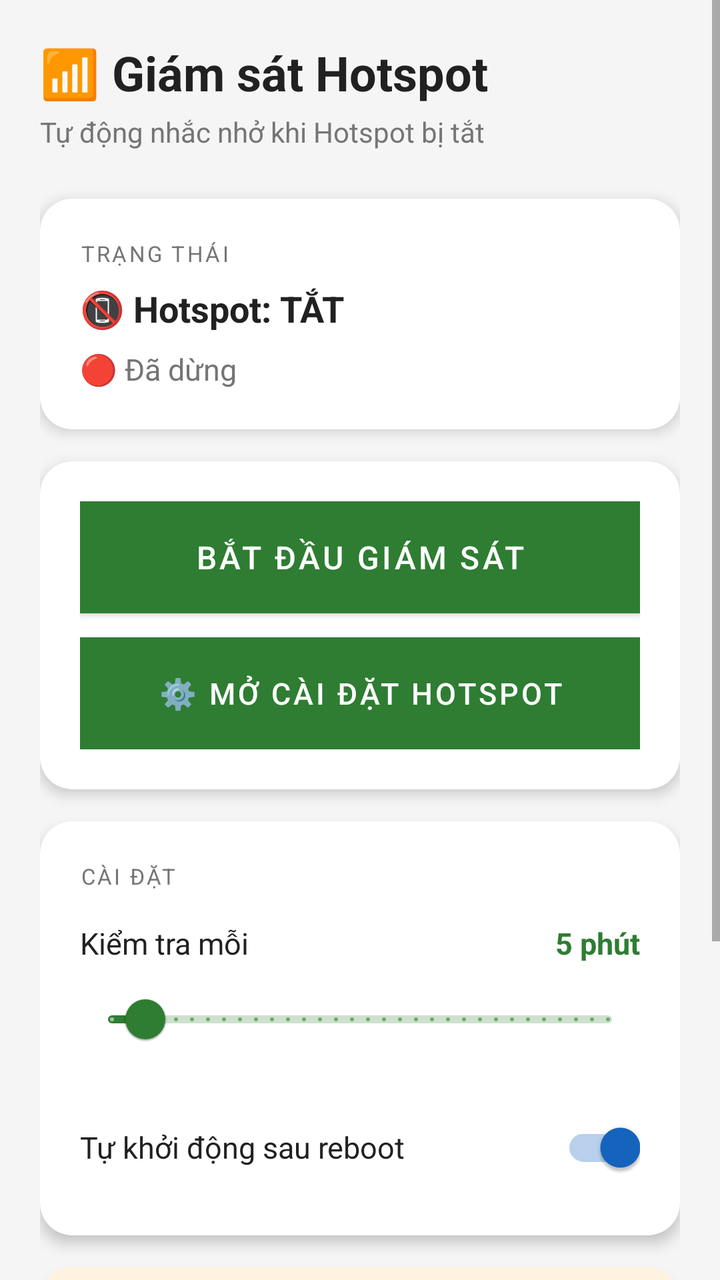
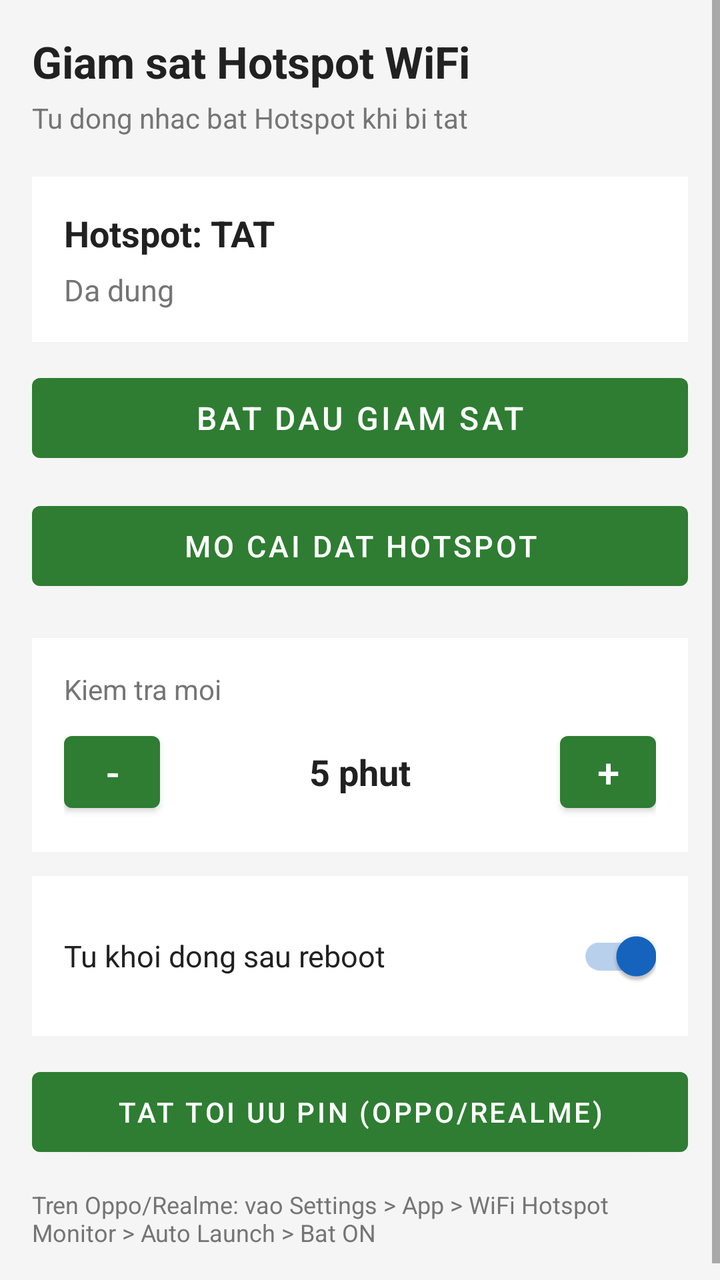

Compare the two renders of this Android layout. The source of the first and the diff that turns it into the second are given below.
<!-- AndroidManifest.xml: application theme Theme.WifiMonitor -->
<!-- res/layout/activity_main.xml -->
<?xml version="1.0" encoding="utf-8"?>
<ScrollView xmlns:android="http://schemas.android.com/apk/res/android"
    xmlns:app="http://schemas.android.com/apk/res-auto"
    android:layout_width="match_parent"
    android:layout_height="match_parent"
    android:background="@color/bgPrimary">

    <LinearLayout
        android:layout_width="match_parent"
        android:layout_height="wrap_content"
        android:orientation="vertical"
        android:padding="20dp">

        
        <TextView
            android:layout_width="match_parent"
            android:layout_height="wrap_content"
            android:text="📶 Giám sát Hotspot"
            android:textSize="24sp"
            android:textStyle="bold"
            android:textColor="@color/textPrimary"
            android:layout_marginBottom="4dp" />

        <TextView
            android:layout_width="match_parent"
            android:layout_height="wrap_content"
            android:text="Tự động nhắc nhở khi Hotspot bị tắt"
            android:textSize="14sp"
            android:textColor="@color/textSecondary"
            android:layout_marginBottom="24dp" />

        
        <androidx.cardview.widget.CardView
            android:layout_width="match_parent"
            android:layout_height="wrap_content"
            app:cardCornerRadius="16dp"
            app:cardElevation="4dp"
            app:cardBackgroundColor="@color/cardBg"
            android:layout_marginBottom="16dp">

            <LinearLayout
                android:layout_width="match_parent"
                android:layout_height="wrap_content"
                android:orientation="vertical"
                android:padding="20dp">

                <TextView
                    android:layout_width="wrap_content"
                    android:layout_height="wrap_content"
                    android:text="TRẠNG THÁI"
                    android:textSize="11sp"
                    android:textColor="@color/textSecondary"
                    android:letterSpacing="0.1"
                    android:layout_marginBottom="8dp" />

                <TextView
                    android:id="@+id/tvHotspotStatus"
                    android:layout_width="match_parent"
                    android:layout_height="wrap_content"
                    android:text="📵 Hotspot: TẮT"
                    android:textSize="18sp"
                    android:textStyle="bold"
                    android:textColor="@color/textPrimary"
                    android:layout_marginBottom="8dp" />

                <TextView
                    android:id="@+id/tvServiceStatus"
                    android:layout_width="match_parent"
                    android:layout_height="wrap_content"
                    android:text="🔴 Đã dừng"
                    android:textSize="15sp"
                    android:textColor="@color/textSecondary" />

            </LinearLayout>
        </androidx.cardview.widget.CardView>

        
        <androidx.cardview.widget.CardView
            android:layout_width="match_parent"
            android:layout_height="wrap_content"
            app:cardCornerRadius="16dp"
            app:cardElevation="4dp"
            app:cardBackgroundColor="@color/cardBg"
            android:layout_marginBottom="16dp">

            <LinearLayout
                android:layout_width="match_parent"
                android:layout_height="wrap_content"
                android:orientation="vertical"
                android:padding="20dp">

                <Button
                    android:id="@+id/btnToggleService"
                    android:layout_width="match_parent"
                    android:layout_height="56dp"
                    android:text="Bắt đầu giám sát"
                    android:textSize="16sp"
                    android:textColor="@android:color/white"
                    android:background="@color/colorStart"
                    android:layout_marginBottom="12dp" />

                <Button
                    android:id="@+id/btnOpenHotspotSettings"
                    android:layout_width="match_parent"
                    android:layout_height="56dp"
                    android:text="⚙️ Mở cài đặt Hotspot"
                    android:textSize="15sp"
                    android:background="@color/colorAccent"
                    android:textColor="@android:color/white" />

            </LinearLayout>
        </androidx.cardview.widget.CardView>

        
        <androidx.cardview.widget.CardView
            android:layout_width="match_parent"
            android:layout_height="wrap_content"
            app:cardCornerRadius="16dp"
            app:cardElevation="4dp"
            app:cardBackgroundColor="@color/cardBg"
            android:layout_marginBottom="16dp">

            <LinearLayout
                android:layout_width="match_parent"
                android:layout_height="wrap_content"
                android:orientation="vertical"
                android:padding="20dp">

                <TextView
                    android:layout_width="wrap_content"
                    android:layout_height="wrap_content"
                    android:text="CÀI ĐẶT"
                    android:textSize="11sp"
                    android:textColor="@color/textSecondary"
                    android:letterSpacing="0.1"
                    android:layout_marginBottom="16dp" />

                
                <LinearLayout
                    android:layout_width="match_parent"
                    android:layout_height="wrap_content"
                    android:orientation="horizontal"
                    android:layout_marginBottom="4dp">

                    <TextView
                        android:layout_width="0dp"
                        android:layout_height="wrap_content"
                        android:layout_weight="1"
                        android:text="Kiểm tra mỗi"
                        android:textSize="15sp"
                        android:textColor="@color/textPrimary" />

                    <TextView
                        android:id="@+id/tvIntervalValue"
                        android:layout_width="wrap_content"
                        android:layout_height="wrap_content"
                        android:text="5 phút"
                        android:textSize="15sp"
                        android:textStyle="bold"
                        android:textColor="@color/colorStart" />
                </LinearLayout>

                <com.google.android.material.slider.Slider
                    android:id="@+id/sliderInterval"
                    android:layout_width="match_parent"
                    android:layout_height="wrap_content"
                    android:valueFrom="1"
                    android:valueTo="60"
                    android:stepSize="1"
                    android:value="5"
                    app:labelBehavior="gone"
                    android:layout_marginBottom="16dp" />

                
                <LinearLayout
                    android:layout_width="match_parent"
                    android:layout_height="wrap_content"
                    android:orientation="horizontal"
                    android:gravity="center_vertical">

                    <TextView
                        android:layout_width="0dp"
                        android:layout_height="wrap_content"
                        android:layout_weight="1"
                        android:text="Tự khởi động sau reboot"
                        android:textSize="15sp"
                        android:textColor="@color/textPrimary" />

                    <androidx.appcompat.widget.SwitchCompat
                        android:id="@+id/switchAutoStart"
                        android:layout_width="wrap_content"
                        android:layout_height="wrap_content"
                        android:checked="true" />
                </LinearLayout>

            </LinearLayout>
        </androidx.cardview.widget.CardView>

        
        <androidx.cardview.widget.CardView
            android:layout_width="match_parent"
            android:layout_height="wrap_content"
            app:cardCornerRadius="16dp"
            app:cardElevation="4dp"
            app:cardBackgroundColor="@color/cardWarning"
            android:layout_marginBottom="16dp">

            <LinearLayout
                android:layout_width="match_parent"
                android:layout_height="wrap_content"
                android:orientation="vertical"
                android:padding="20dp">

                <TextView
                    android:layout_width="match_parent"
                    android:layout_height="wrap_content"
                    android:text="⚡ Oppo/Realme: Tối ưu pin"
                    android:textSize="15sp"
                    android:textStyle="bold"
                    android:textColor="@color/textPrimary"
                    android:layout_marginBottom="6dp" />

                <TextView
                    android:layout_width="match_parent"
                    android:layout_height="wrap_content"
                    android:text="Trên Oppo/Realme, ColorOS có thể kill app. Nhấn bên dưới để tắt tối ưu pin cho app này."
                    android:textSize="13sp"
                    android:textColor="@color/textSecondary"
                    android:layout_marginBottom="12dp" />

                <Button
                    android:id="@+id/btnBatteryOpt"
                    android:layout_width="match_parent"
                    android:layout_height="48dp"
                    android:text="Tắt tối ưu pin"
                    android:textSize="14sp"
                    android:background="@color/colorWarning"
                    android:textColor="@android:color/white" />

            </LinearLayout>
        </androidx.cardview.widget.CardView>

        
        <TextView
            android:layout_width="match_parent"
            android:layout_height="wrap_content"
            android:text="ℹ️ App chạy nền và kiểm tra Hotspot theo chu kỳ. Nếu Hotspot bị tắt, bạn sẽ nhận thông báo nhắc nhở."
            android:textSize="13sp"
            android:textColor="@color/textSecondary"
            android:layout_marginBottom="8dp" />

    </LinearLayout>
</ScrollView>
<!-- resources referenced by this layout -->
<resources>
  <color name="bgPrimary">#F5F5F5</color>
  <color name="cardBg">#FFFFFF</color>
  <color name="cardWarning">#FFF3E0</color>
  <color name="colorAccent">#1565C0</color>
  <color name="colorStart">#2E7D32</color>
  <color name="colorWarning">#E65100</color>
  <color name="textPrimary">#212121</color>
  <color name="textSecondary">#757575</color>
  <style name="Theme.WifiMonitor" parent="Theme.MaterialComponents.DayNight.NoActionBar">
          <item name="colorPrimary">@color/colorStart</item>
          <item name="colorPrimaryVariant">@color/colorStart</item>
          <item name="colorOnPrimary">@color/white</item>
          <item name="colorSecondary">@color/colorAccent</item>
          <item name="colorOnSecondary">@color/white</item>
          <item name="android:statusBarColor">@color/colorStart</item>
      </style>
  <color name="white">#FFFFFFFF</color>
</resources>

<!-- the commit's change to res/layout/activity_main.xml (unified diff, before → after) -->
@@ -1,252 +1,172 @@
 <?xml version="1.0" encoding="utf-8"?>
 <ScrollView xmlns:android="http://schemas.android.com/apk/res/android"
-    xmlns:app="http://schemas.android.com/apk/res-auto"
     android:layout_width="match_parent"
     android:layout_height="match_parent"
-    android:background="@color/bgPrimary">
+    android:background="#F5F5F5">
 
     <LinearLayout
         android:layout_width="match_parent"
         android:layout_height="wrap_content"
         android:orientation="vertical"
-        android:padding="20dp">
+        android:padding="16dp">
 
         
         <TextView
             android:layout_width="match_parent"
             android:layout_height="wrap_content"
-            android:text="📶 Giám sát Hotspot"
-            android:textSize="24sp"
+            android:text="Giam sat Hotspot WiFi"
+            android:textSize="22sp"
             android:textStyle="bold"
-            android:textColor="@color/textPrimary"
+            android:textColor="#212121"
             android:layout_marginBottom="4dp" />
 
         <TextView
             android:layout_width="match_parent"
             android:layout_height="wrap_content"
-            android:text="Tự động nhắc nhở khi Hotspot bị tắt"
+            android:text="Tu dong nhac bat Hotspot khi bi tat"
             android:textSize="14sp"
-            android:textColor="@color/textSecondary"
-            android:layout_marginBottom="24dp" />
+            android:textColor="#757575"
+            android:layout_marginBottom="20dp" />
 
         
-        <androidx.cardview.widget.CardView
+        <LinearLayout
             android:layout_width="match_parent"
             android:layout_height="wrap_content"
-            app:cardCornerRadius="16dp"
-            app:cardElevation="4dp"
-            app:cardBackgroundColor="@color/cardBg"
-            android:layout_marginBottom="16dp">
+            android:orientation="vertical"
+            android:background="#FFFFFF"
+            android:padding="16dp"
+            android:layout_marginBottom="12dp">
+
+            <TextView
+                android:id="@+id/tvHotspot"
+                android:layout_width="match_parent"
+                android:layout_height="wrap_content"
+                android:text="Hotspot: TAT"
+                android:textSize="18sp"
+                android:textStyle="bold"
+                android:textColor="#212121"
+                android:layout_marginBottom="6dp" />
+
+            <TextView
+                android:id="@+id/tvStatus"
+                android:layout_width="match_parent"
+                android:layout_height="wrap_content"
+                android:text="Da dung"
+                android:textSize="15sp"
+                android:textColor="#757575" />
+
+        </LinearLayout>
+
+        
+        <Button
+            android:id="@+id/btnToggle"
+            android:layout_width="match_parent"
+            android:layout_height="52dp"
+            android:text="Bat dau giam sat"
+            android:textSize="16sp"
+            android:layout_marginBottom="12dp" />
+
+        
+        <Button
+            android:id="@+id/btnSettings"
+            android:layout_width="match_parent"
+            android:layout_height="52dp"
+            android:text="Mo cai dat Hotspot"
+            android:textSize="15sp"
+            android:layout_marginBottom="20dp" />
+
+        
+        <LinearLayout
+            android:layout_width="match_parent"
+            android:layout_height="wrap_content"
+            android:orientation="vertical"
+            android:background="#FFFFFF"
+            android:padding="16dp"
+            android:layout_marginBottom="12dp">
+
+            <TextView
+                android:layout_width="match_parent"
+                android:layout_height="wrap_content"
+                android:text="Kiem tra moi"
+                android:textSize="14sp"
+                android:textColor="#757575"
+                android:layout_marginBottom="8dp" />
 
             <LinearLayout
                 android:layout_width="match_parent"
                 android:layout_height="wrap_content"
-                android:orientation="vertical"
-                android:padding="20dp">
+                android:orientation="horizontal"
+                android:gravity="center_vertical">
+
+                <Button
+                    android:id="@+id/btnMinus"
+                    android:layout_width="48dp"
+                    android:layout_height="48dp"
+                    android:text="-"
+                    android:textSize="20sp" />
 
                 <TextView
-                    android:layout_width="wrap_content"
+                    android:id="@+id/tvInterval"
+                    android:layout_width="0dp"
                     android:layout_height="wrap_content"
-                    android:text="TRẠNG THÁI"
-                    android:textSize="11sp"
-                    android:textColor="@color/textSecondary"
-                    android:letterSpacing="0.1"
-                    android:layout_marginBottom="8dp" />
-
-                <TextView
-                    android:id="@+id/tvHotspotStatus"
-                    android:layout_width="match_parent"
-                    android:layout_height="wrap_content"
-                    android:text="📵 Hotspot: TẮT"
+                    android:layout_weight="1"
+                    android:text="5 phut"
                     android:textSize="18sp"
                     android:textStyle="bold"
-                    android:textColor="@color/textPrimary"
-                    android:layout_marginBottom="8dp" />
+                    android:textColor="#212121"
+                    android:gravity="center" />
 
-                <TextView
-                    android:id="@+id/tvServiceStatus"
-                    android:layout_width="match_parent"
-                    android:layout_height="wrap_content"
-                    android:text="🔴 Đã dừng"
-                    android:textSize="15sp"
-                    android:textColor="@color/textSecondary" />
+                <Button
+                    android:id="@+id/btnPlus"
+                    android:layout_width="48dp"
+                    android:layout_height="48dp"
+                    android:text="+"
+                    android:textSize="20sp" />
 
             </LinearLayout>
-        </androidx.cardview.widget.CardView>
+        </LinearLayout>
 
         
-        <androidx.cardview.widget.CardView
+        <LinearLayout
             android:layout_width="match_parent"
             android:layout_height="wrap_content"
-            app:cardCornerRadius="16dp"
-            app:cardElevation="4dp"
-            app:cardBackgroundColor="@color/cardBg"
-            android:layout_marginBottom="16dp">
+            android:orientation="horizontal"
+            android:gravity="center_vertical"
+            android:background="#FFFFFF"
+            android:padding="16dp"
+            android:layout_marginBottom="12dp">
 
-            <LinearLayout
-                android:layout_width="match_parent"
+            <TextView
+                android:layout_width="0dp"
                 android:layout_height="wrap_content"
-                android:orientation="vertical"
-                android:padding="20dp">
+                android:layout_weight="1"
+                android:text="Tu khoi dong sau reboot"
+                android:textSize="15sp"
+                android:textColor="#212121" />
 
-                <Button
-                    android:id="@+id/btnToggleService"
-                    android:layout_width="match_parent"
-                    android:layout_height="56dp"
-                    android:text="Bắt đầu giám sát"
-                    android:textSize="16sp"
-                    android:textColor="@android:color/white"
-                    android:background="@color/colorStart"
-                    android:layout_marginBottom="12dp" />
+            <androidx.appcompat.widget.SwitchCompat
+                android:id="@+id/switchAutoStart"
+                android:layout_width="wrap_content"
+                android:layout_height="wrap_content"
+                android:checked="true" />
 
-                <Button
-                    android:id="@+id/btnOpenHotspotSettings"
-                    android:layout_width="match_parent"
-                    android:layout_height="56dp"
-                    android:text="⚙️ Mở cài đặt Hotspot"
-                    android:textSize="15sp"
-                    android:background="@color/colorAccent"
-                    android:textColor="@android:color/white" />
-
-            </LinearLayout>
-        </androidx.cardview.widget.CardView>
+        </LinearLayout>
 
         
-        <androidx.cardview.widget.CardView
+        <Button
+            android:id="@+id/btnBattery"
             android:layout_width="match_parent"
-            android:layout_height="wrap_content"
-            app:cardCornerRadius="16dp"
-            app:cardElevation="4dp"
-            app:cardBackgroundColor="@color/cardBg"
-            android:layout_marginBottom="16dp">
+            android:layout_height="52dp"
+            android:text="Tat toi uu pin (Oppo/Realme)"
+            android:textSize="14sp"
+            android:layout_marginBottom="12dp" />
 
-            <LinearLayout
-                android:layout_width="match_parent"
-                android:layout_height="wrap_content"
-                android:orientation="vertical"
-                android:padding="20dp">
-
-                <TextView
-                    android:layout_width="wrap_content"
-                    android:layout_height="wrap_content"
-                    android:text="CÀI ĐẶT"
-                    android:textSize="11sp"
-                    android:textColor="@color/textSecondary"
-                    android:letterSpacing="0.1"
-                    android:layout_marginBottom="16dp" />
-
-                
-                <LinearLayout
-                    android:layout_width="match_parent"
-                    android:layout_height="wrap_content"
-                    android:orientation="horizontal"
-                    android:layout_marginBottom="4dp">
-
-                    <TextView
-                        android:layout_width="0dp"
-                        android:layout_height="wrap_content"
-                        android:layout_weight="1"
-                        android:text="Kiểm tra mỗi"
-                        android:textSize="15sp"
-                        android:textColor="@color/textPrimary" />
-
-                    <TextView
-                        android:id="@+id/tvIntervalValue"
-                        android:layout_width="wrap_content"
-                        android:layout_height="wrap_content"
-                        android:text="5 phút"
-                        android:textSize="15sp"
-                        android:textStyle="bold"
-                        android:textColor="@color/colorStart" />
-                </LinearLayout>
-
-                <com.google.android.material.slider.Slider
-                    android:id="@+id/sliderInterval"
-                    android:layout_width="match_parent"
-                    android:layout_height="wrap_content"
-                    android:valueFrom="1"
-                    android:valueTo="60"
-                    android:stepSize="1"
-                    android:value="5"
-                    app:labelBehavior="gone"
-                    android:layout_marginBottom="16dp" />
-
-                
-                <LinearLayout
-                    android:layout_width="match_parent"
-                    android:layout_height="wrap_content"
-                    android:orientation="horizontal"
-                    android:gravity="center_vertical">
-
-                    <TextView
-                        android:layout_width="0dp"
-                        android:layout_height="wrap_content"
-                        android:layout_weight="1"
-                        android:text="Tự khởi động sau reboot"
-                        android:textSize="15sp"
-                        android:textColor="@color/textPrimary" />
-
-                    <androidx.appcompat.widget.SwitchCompat
-                        android:id="@+id/switchAutoStart"
-                        android:layout_width="wrap_content"
-                        android:layout_height="wrap_content"
-                        android:checked="true" />
-                </LinearLayout>
-
-            </LinearLayout>
-        </androidx.cardview.widget.CardView>
-
-        
-        <androidx.cardview.widget.CardView
-            android:layout_width="match_parent"
-            android:layout_height="wrap_content"
-            app:cardCornerRadius="16dp"
-            app:cardElevation="4dp"
-            app:cardBackgroundColor="@color/cardWarning"
-            android:layout_marginBottom="16dp">
-
-            <LinearLayout
-                android:layout_width="match_parent"
-                android:layout_height="wrap_content"
-                android:orientation="vertical"
-                android:padding="20dp">
-
-                <TextView
-                    android:layout_width="match_parent"
-                    android:layout_height="wrap_content"
-                    android:text="⚡ Oppo/Realme: Tối ưu pin"
-                    android:textSize="15sp"
-                    android:textStyle="bold"
-                    android:textColor="@color/textPrimary"
-                    android:layout_marginBottom="6dp" />
-
-                <TextView
-                    android:layout_width="match_parent"
-                    android:layout_height="wrap_content"
-                    android:text="Trên Oppo/Realme, ColorOS có thể kill app. Nhấn bên dưới để tắt tối ưu pin cho app này."
-                    android:textSize="13sp"
-                    android:textColor="@color/textSecondary"
-                    android:layout_marginBottom="12dp" />
-
-                <Button
-                    android:id="@+id/btnBatteryOpt"
-                    android:layout_width="match_parent"
-                    android:layout_height="48dp"
-                    android:text="Tắt tối ưu pin"
-                    android:textSize="14sp"
-                    android:background="@color/colorWarning"
-                    android:textColor="@android:color/white" />
-
-            </LinearLayout>
-        </androidx.cardview.widget.CardView>
-
-        
         <TextView
             android:layout_width="match_parent"
             android:layout_height="wrap_content"
-            android:text="ℹ️ App chạy nền và kiểm tra Hotspot theo chu kỳ. Nếu Hotspot bị tắt, bạn sẽ nhận thông báo nhắc nhở."
-            android:textSize="13sp"
-            android:textColor="@color/textSecondary"
+            android:text="Tren Oppo/Realme: vao Settings > App > WiFi Hotspot Monitor > Auto Launch > Bat ON"
+            android:textSize="12sp"
+            android:textColor="#757575"
             android:layout_marginBottom="8dp" />
 
     </LinearLayout>
<!-- resource entries referenced after the edit -->
@@ -1,21 +1,12 @@
 <!-- resources referenced by this layout -->
 <resources>
-  <color name="bgPrimary">#F5F5F5</color>
-  <color name="cardBg">#FFFFFF</color>
-  <color name="cardWarning">#FFF3E0</color>
-  <color name="colorAccent">#1565C0</color>
-  <color name="colorStart">#2E7D32</color>
-  <color name="colorWarning">#E65100</color>
-  <color name="textPrimary">#212121</color>
-  <color name="textSecondary">#757575</color>
   <style name="Theme.WifiMonitor" parent="Theme.MaterialComponents.DayNight.NoActionBar">
-          <item name="colorPrimary">@color/colorStart</item>
-          <item name="colorPrimaryVariant">@color/colorStart</item>
-          <item name="colorOnPrimary">@color/white</item>
-          <item name="colorSecondary">@color/colorAccent</item>
-          <item name="colorOnSecondary">@color/white</item>
-          <item name="android:statusBarColor">@color/colorStart</item>
+          <item name="colorPrimary">#2E7D32</item>
+          <item name="colorPrimaryVariant">#1B5E20</item>
+          <item name="colorOnPrimary">#FFFFFF</item>
+          <item name="colorSecondary">#1565C0</item>
+          <item name="colorOnSecondary">#FFFFFF</item>
+          <item name="android:statusBarColor">#2E7D32</item>
       </style>
-  <color name="white">#FFFFFFFF</color>
 </resources>
 
